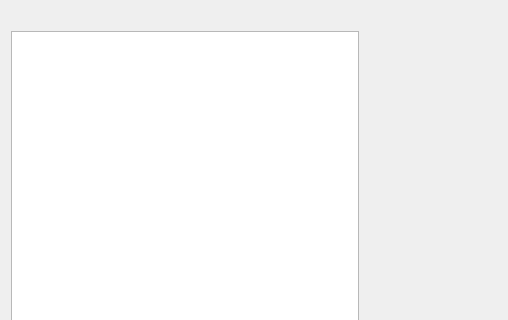
Above: src/qt/forms/qrctoken.ui from Hydra-Chain/node before the change; both pictures show x 0 to 508 and y 0 to 320 of the 723 by 467 pixel window. Below: the same form after it.
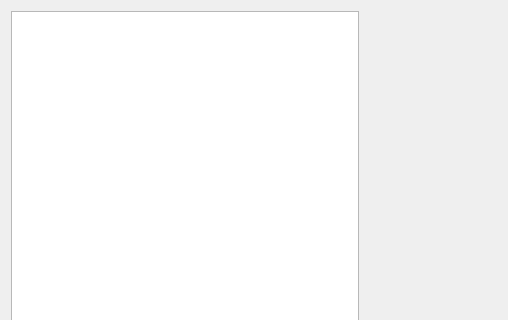
That is the form after the change.

Patch:
```diff
--- a/src/qt/forms/qrctoken.ui
+++ b/src/qt/forms/qrctoken.ui
@@ -13,23 +13,7 @@
   <property name="windowTitle">
    <string>Form</string>
   </property>
-  <layout class="QVBoxLayout" name="verticalLayout_2" stretch="0,0,0,0">
-   <item>
-    <spacer name="verticalSpacer_2">
-     <property name="orientation">
-      <enum>Qt::Vertical</enum>
-     </property>
-     <property name="sizeType">
-      <enum>QSizePolicy::Fixed</enum>
-     </property>
-     <property name="sizeHint" stdset="0">
-      <size>
-       <width>20</width>
-       <height>20</height>
-      </size>
-     </property>
-    </spacer>
-   </item>
+  <layout class="QVBoxLayout" name="verticalLayout_2" stretch="0,0,0">
    <item>
     <layout class="QHBoxLayout" name="horizontalLayout" stretch="1,1">
      <item>
```
